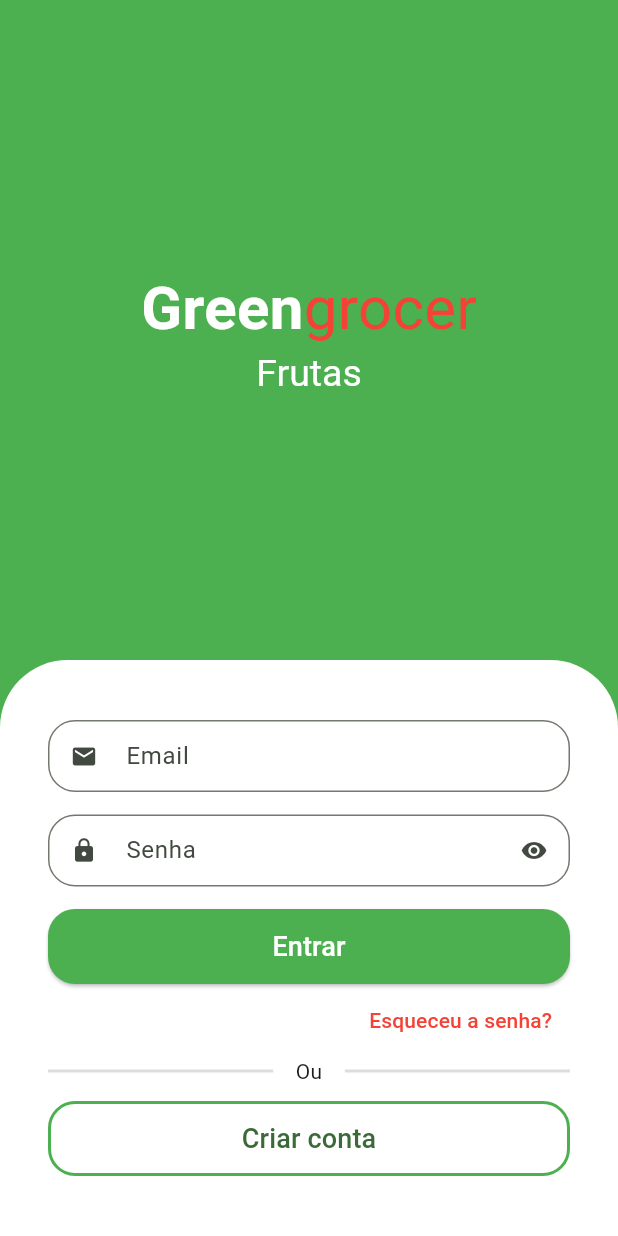
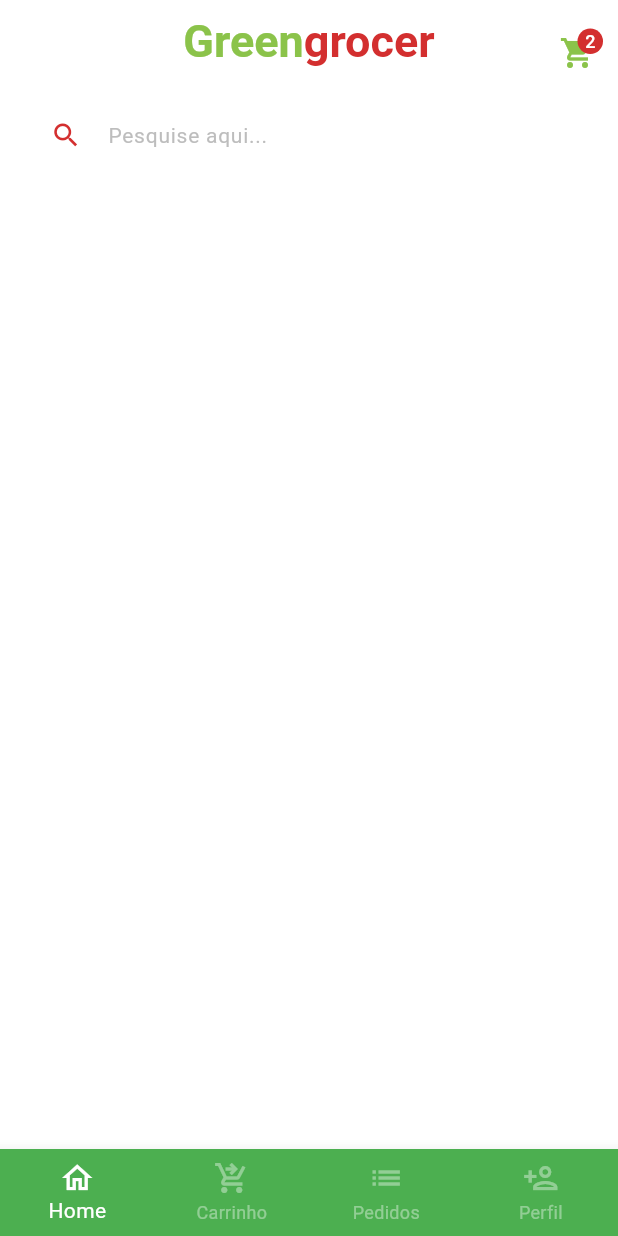
Before and after one commit to JosePauloLohmannDeMeireles/cursoFlutter, a Flutter app: the screen it shows after launch, after a tap on "Entrar", on a phone screen of 412 x 824 dp. Run offline on Flutter 3.47's test engine with Material 3 defaults, Android fonts, the phone set to English and light mode, and no system bars; drawn by our look-alikes of animated_text_kit; our stand-ins replace mask_text_input_formatter.

Commit message:
SegundaAulaFlutter
Segunda aula de FLutter, Colocando botões criando telas e fazendo navegações pelo apk

```diff
--- a/greengrocer/lib/main.dart
+++ b/greengrocer/lib/main.dart
@@ -15,7 +15,9 @@ class MyApp extends StatelessWidget {
       title: 'Flutter Demo',
       theme: ThemeData(
 
-        colorScheme: ColorScheme.fromSeed(seedColor: Colors.green),
+        primaryColor: Colors.green,
+        scaffoldBackgroundColor: Colors.white.withAlpha(190)
+
       ),
       debugShowCheckedModeBanner: false,
       home: const SignInScreen(),
--- a/greengrocer/lib/src/auth/components/custom_text_field.dart
+++ b/greengrocer/lib/src/auth/components/custom_text_field.dart
@@ -1,16 +1,19 @@
 import 'package:flutter/material.dart';
+import 'package:flutter/services.dart';
 
 class CustomTextField extends StatefulWidget {
 
   final IconData icon;
   final String label;
   final bool isSecret;
+  final List<TextInputFormatter>? inputFormatter;
 
   const CustomTextField({
     super.key,
     required this.icon,
     required this.label,
-    this.isSecret = false
+    this.isSecret = false,
+    this.inputFormatter
   });
 
   @override
@@ -32,6 +35,7 @@ class _CustomTextFieldState extends State<CustomTextField> {
     return Padding(
       padding: const EdgeInsets.only(bottom: 15),
       child: TextFormField(
+        inputFormatters: widget.inputFormatter,
         obscureText: isObscure,
         decoration: InputDecoration(
           prefixIcon: Icon(widget.icon),
--- a/greengrocer/lib/src/auth/sign_in_screen.dart
+++ b/greengrocer/lib/src/auth/sign_in_screen.dart
@@ -1,27 +1,37 @@
 import 'package:animated_text_kit/animated_text_kit.dart';
 import 'package:flutter/material.dart';
 import 'package:greengrocer/src/auth/components/custom_text_field.dart';
+import 'package:greengrocer/src/base/base_screen.dart';
+import 'package:greengrocer/src/config/custom_colors.dart';
+import 'sign_up_screen.dart';
 
 class SignInScreen extends StatelessWidget {
   const SignInScreen({super.key});
 
   @override
   Widget build(BuildContext context) {
+
+    final size = MediaQuery.of(context).size;
+
     return Scaffold(
-      backgroundColor: Colors.green,
-      body: Column(
+      backgroundColor: CustomColors.customSwatchColor,
+      body: SingleChildScrollView(
+        child: SizedBox(
+          height: size.height,
+          width: size.width,
+          child: Column(
             children: [
               Expanded(
                 child: Column(
                   mainAxisAlignment: MainAxisAlignment.center,
                   children: [
-                const Text.rich(
+                    Text.rich(
                         TextSpan(
-                      style: TextStyle(
+                          style: const TextStyle(
                             fontSize: 40,
                           ),
                           children: [
-                        TextSpan(
+                            const TextSpan(
                               text: 'Green',
                               style: TextStyle(
                                 color: Colors.white,
@@ -31,18 +41,21 @@ class SignInScreen extends StatelessWidget {
                             TextSpan(
                               text: 'grocer',
                               style: TextStyle(
-                            color: Colors.red,
+                                color: CustomColors.customContrastColor,
                               ),
                             )
                           ],
                         )
                       ),
 
-                DefaultTextStyle(
+                    SizedBox(
+                      height: 30,
+                      child: DefaultTextStyle(
                         style: const TextStyle(
                           fontSize: 25,
                         ),
                         child: AnimatedTextKit(
+                          pause: Duration.zero,
                           repeatForever: true,
                           animatedTexts: [
                             FadeAnimatedText('Frutas'),
@@ -52,6 +65,7 @@ class SignInScreen extends StatelessWidget {
                             FadeAnimatedText('Cereais'),
                             FadeAnimatedText('Laticíneos'),
                           ],
+                        ),
                       ),
                     )
                   ],
@@ -90,7 +104,13 @@ class SignInScreen extends StatelessWidget {
                           ),
                           backgroundColor: Colors.green
                         ),
-                    onPressed: (){},
+                        onPressed: (){
+                          Navigator.of(context).pushReplacement(
+                            MaterialPageRoute(builder: (c) {
+                              return BaseScreen();
+                            }),
+                          );
+                        },
                         child: const Text('Entrar', style: TextStyle(fontSize: 18, color: Colors.white),),
                       ),
                     ),
@@ -99,10 +119,10 @@ class SignInScreen extends StatelessWidget {
                       alignment: Alignment.centerRight,
                       child: TextButton(
                         onPressed: () {},
-                    child: const Text(
+                        child: Text(
                           'Esqueceu a senha?',
                           style: TextStyle(
-                        color: Colors.red
+                            color: CustomColors.customContrastColor
                           ),
                         )
                       ),
@@ -146,7 +166,13 @@ class SignInScreen extends StatelessWidget {
                             color: Colors.green
                           )
                         ),
-                    onPressed: () {},
+                        onPressed: () {
+                          Navigator.of(context).push(
+                            MaterialPageRoute(builder: (c) {
+                              return SignUpScreen();
+                            }),
+                          );
+                        },
                         child: const Text('Criar conta', style: TextStyle(fontSize: 18),)
                       ),
                     ),
@@ -158,6 +184,8 @@ class SignInScreen extends StatelessWidget {
               ),
             ],
           ),
+        ),
+      ),
     );
   }
 }
--- /dev/null
+++ b/greengrocer/lib/src/base/base_screen.dart
@@ -0,0 +1,51 @@
+import 'package:flutter/material.dart';
+import 'package:greengrocer/src/home/home_tap.dart';
+
+class BaseScreen extends StatefulWidget {
+  const BaseScreen({super.key});
+
+  @override
+  State<BaseScreen> createState() => _BaseScreenState();
+}
+
+class _BaseScreenState extends State<BaseScreen> {
+  int currentIndex = 0;
+  final pageController = PageController(
+
+  );
+
+  @override
+  Widget build(BuildContext context) {
+    return Scaffold(
+      body: PageView(
+        physics: const NeverScrollableScrollPhysics(),
+        controller: pageController,
+        children: [
+          HomeTap(),
+          Container(color: Colors.yellow),
+          Container(color: Colors.blue),
+          Container(color: Colors.purple),
+        ],
+      ),
+      bottomNavigationBar: BottomNavigationBar(
+        currentIndex: currentIndex,
+        onTap: (index) {
+          setState(() {
+            currentIndex = index;
+            pageController.jumpToPage(index);
+          });
+        },
+        type: BottomNavigationBarType.fixed,
+        backgroundColor: Colors.green,
+        selectedItemColor: Colors.white,
+        unselectedItemColor: Colors.white.withAlpha(100),
+        items: [
+          BottomNavigationBarItem(icon: Icon(Icons.home_outlined), label: 'Home'),
+          BottomNavigationBarItem(icon: Icon(Icons.shopping_cart_checkout_outlined), label: 'Carrinho'),
+          BottomNavigationBarItem(icon: Icon(Icons.list), label: 'Pedidos'),
+          BottomNavigationBarItem(icon: Icon(Icons.person_add_outlined), label: 'Perfil'),
+        ]
+      ),
+    );
+  }
+}
--- /dev/null
+++ b/greengrocer/lib/src/config/custom_colors.dart
@@ -0,0 +1,21 @@
+import 'package:flutter/material.dart';
+
+  Map<int, Color> _swatchOpacity = {
+    50 : const Color.fromRGBO(139, 195, 74, .1),
+    100 : const Color.fromRGBO(139, 195, 74, .2),
+    200 : const Color.fromRGBO(139, 195, 74, .3),
+    300 : const Color.fromRGBO(139, 195, 74, .4),
+    400 : const Color.fromRGBO(139, 195, 74, .5),
+    500 : const Color.fromRGBO(139, 195, 74, .6),
+    600 : const Color.fromRGBO(139, 195, 74, .7),
+    700 : const Color.fromRGBO(139, 195, 74, .8),
+    800 : const Color.fromRGBO(139, 195, 74, .9),
+    900 : const Color.fromRGBO(139, 195, 74, 1),
+  };
+
+abstract class CustomColors {
+
+  static Color customContrastColor = Colors.red.shade700;
+
+  static MaterialColor customSwatchColor = MaterialColor(0xFF8BC34A, _swatchOpacity);
+}
--- /dev/null
+++ b/greengrocer/lib/src/home/home_tap.dart
@@ -0,0 +1,84 @@
+import 'package:flutter/material.dart';
+import 'package:greengrocer/src/config/custom_colors.dart';
+class HomeTap extends StatelessWidget {
+  const HomeTap({super.key});
+
+  @override
+  Widget build(BuildContext context) {
+    return Scaffold(
+      appBar: AppBar(
+        centerTitle: true,
+        backgroundColor: Colors.transparent,
+        elevation: 0,
+        title: Text.rich(
+          TextSpan(
+            style: TextStyle(fontSize: 30, fontWeight: FontWeight.bold),
+            children: [
+              TextSpan(text: 'Green', style: TextStyle(color: CustomColors.customSwatchColor)),
+              TextSpan(text: 'grocer', style: TextStyle(color: CustomColors.customContrastColor)),
+            ],
+          )
+        ),
+        actions: [
+          Padding(
+            padding: const EdgeInsets.only(
+              top: 15,
+              right: 15
+            ),
+            child: GestureDetector(
+              onTap: () {
+
+              },
+
+              child: Badge(
+                backgroundColor: CustomColors.customContrastColor,
+                label: Text(
+                  '2',
+                  style: const TextStyle(
+                    color: Colors.white,
+                    fontSize: 12,
+                  ),
+                ),
+                child: Icon(
+                  Icons.shopping_cart,
+                  color: CustomColors.customSwatchColor,
+                ),
+              ),
+            ),
+          )
+        ],
+      ),
+
+      body: Column(
+        children: [
+          Padding(
+            padding: const EdgeInsets.symmetric(
+              horizontal: 20,
+              vertical: 10,
+            ),
+            child: TextFormField(
+              decoration: InputDecoration(
+                filled: true,
+                fillColor: Colors.white,
+                isDense: true,
+                hintText: 'Pesquise aqui...',
+                hintStyle: TextStyle(
+                  color: Colors.grey.shade400,
+                  fontSize: 14,
+                ),
+                prefixIcon: Icon(Icons.search, color: CustomColors.customContrastColor, size: 21),
+                border: OutlineInputBorder(
+                  borderRadius: BorderRadius.circular(60),
+                  borderSide: const BorderSide(
+                    width: 0,
+                    style: BorderStyle.none,
+                  )
+                )
+              ),
+            ),
+          )
+        ],
+      ),
+    );
+  }
+}
--- a/greengrocer/pubspec.yaml
+++ b/greengrocer/pubspec.yaml
@@ -35,6 +35,8 @@ dependencies:
   # Use with the CupertinoIcons class for iOS style icons.
   cupertino_icons: ^1.0.8
   animated_text_kit: ^4.2.3
+  mask_text_input_formatter: ^2.9.0
+  badges: ^3.1.2
 
 dev_dependencies:
   flutter_test:
```
Also changed, not shown: greengrocer/lib/src/auth/sign_up_screen.dart (added, +100 -0 lines), greengrocer/pubspec.lock. Lines whose indentation alone changed are shown as unchanged.
